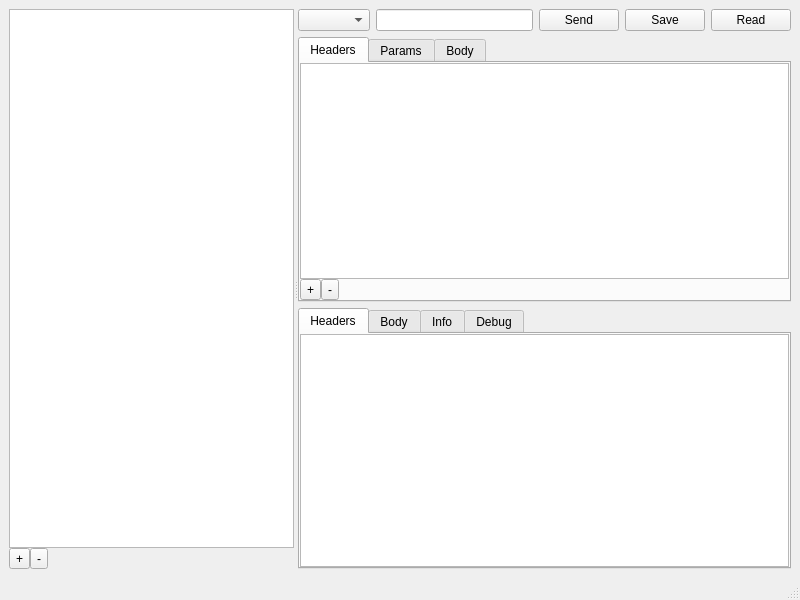
Old version of the form src/main_window.ui in the repository jesusha123/comet.
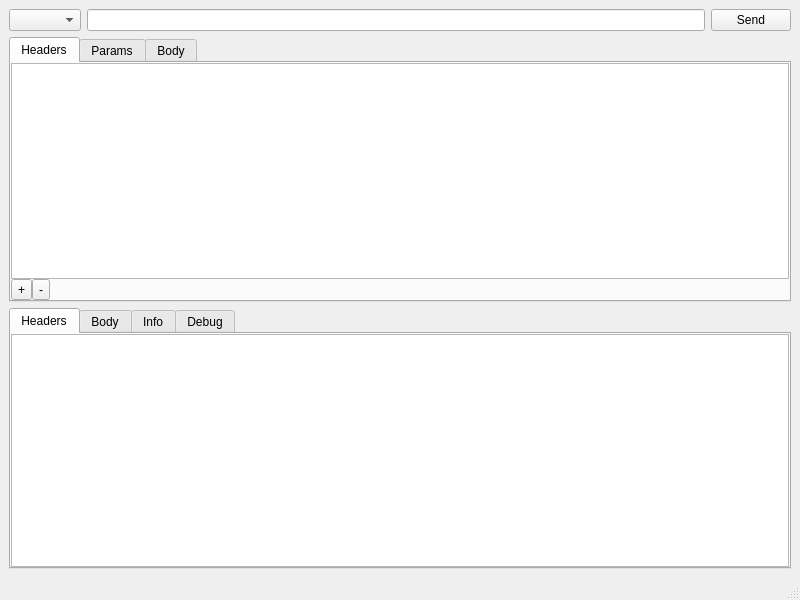
New version of the form. Custom widgets are drawn as their Qt base class.

Commit message: Remove unfinished feature widgets

Patch:
```diff
--- a/src/main_window.ui
+++ b/src/main_window.ui
@@ -14,57 +14,8 @@
    <string>Comet</string>
   </property>
   <widget class="QWidget" name="centralwidget">
-   <layout class="QHBoxLayout" name="horizontalLayout_5">
+   <layout class="QVBoxLayout" name="verticalLayout">
     <item>
-     <widget class="QSplitter" name="splitter">
-      <property name="orientation">
-       <enum>Qt::Horizontal</enum>
-      </property>
-      <widget class="QWidget" name="layoutWidget">
-       <layout class="QVBoxLayout" name="collectionLayout">
-        <property name="spacing">
-         <number>0</number>
-        </property>
-        <item>
-         <widget class="QTreeView" name="collectionView"/>
-        </item>
-        <item>
-         <layout class="QHBoxLayout" name="horizontalLayout_6">
-          <property name="spacing">
-           <number>0</number>
-          </property>
-          <item>
-           <widget class="QToolButton" name="addCollectionButton">
-            <property name="text">
-             <string>+</string>
-            </property>
-           </widget>
-          </item>
-          <item>
-           <widget class="QToolButton" name="removeCollectionButton">
-            <property name="text">
-             <string>-</string>
-            </property>
-           </widget>
-          </item>
-          <item>
-           <spacer name="horizontalSpacer_4">
-            <property name="orientation">
-             <enum>Qt::Horizontal</enum>
-            </property>
-            <property name="sizeHint" stdset="0">
-             <size>
-              <width>40</width>
-              <height>20</height>
-             </size>
-            </property>
-           </spacer>
-          </item>
-         </layout>
-        </item>
-       </layout>
-      </widget>
-      <widget class="QWidget" name="layoutWidget">
        <layout class="QVBoxLayout" name="reqRespLayout">
         <item>
          <layout class="QHBoxLayout" name="horizontalLayout">
@@ -88,20 +39,6 @@
             </property>
            </widget>
           </item>
-          <item>
-           <widget class="QPushButton" name="saveButton">
-            <property name="text">
-             <string>Save</string>
-            </property>
-           </widget>
-          </item>
-          <item>
-           <widget class="QPushButton" name="readButton">
-            <property name="text">
-             <string>Read</string>
-            </property>
-           </widget>
-          </item>
          </layout>
         </item>
         <item>
@@ -391,8 +328,6 @@
          </widget>
         </item>
        </layout>
-      </widget>
-     </widget>
     </item>
    </layout>
   </widget>
```
Lines whose indentation alone changed are shown as unchanged. The commit also changes 1 other file.
